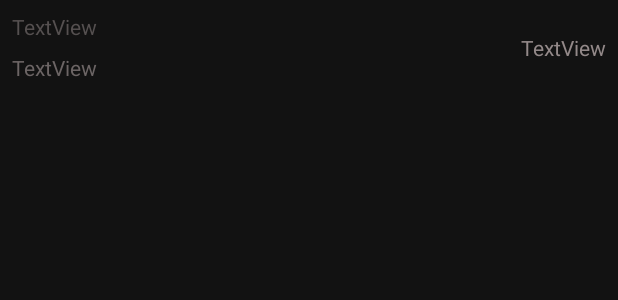
After one commit to SebastianGrosalski/RL-Questlog, an Android app: the layout quest_item.xml on its own in the app's theme, with its tools: preview values and no code run, on a phone screen of 412 x 824 dp. The commit adds this screen. Shown: the top 300 px of the screen. Run offline under Robolectric (Android 15) with nearby library versions, the phone set to English and light mode, and no system bars.

Commit message:
Added prepopulation-asset and recyclerview

```diff
--- a/app/src/main/java/com/example/questtask/repository/room/QuestDatabase.kt
+++ b/app/src/main/java/com/example/questtask/repository/room/QuestDatabase.kt
@@ -1,13 +1,12 @@
 package com.example.questtask.repository.room
 
 import android.content.Context
-import android.provider.ContactsContract
 import androidx.room.Database
 import androidx.room.Room
 import androidx.room.RoomDatabase
 import androidx.room.TypeConverters
 
-@Database(entities = [Quest::class], version = 1, exportSchema = false)
+@Database(entities = [Quest::class], version = 1, exportSchema = true)
 @TypeConverters(Converters::class)
 
 abstract class QuestDatabase : RoomDatabase(){
@@ -25,7 +24,7 @@ abstract val questDatabaseDao : QuestDao
                         context.applicationContext,
                         QuestDatabase::class.java,
                         "quest_database"
-                    )
+                    ).createFromAsset("funktionier.db")
                         .fallbackToDestructiveMigration()
                         .build()
                     INSTANCE = instance
--- a/app/src/main/java/com/example/questtask/util/Constants.kt
+++ b/app/src/main/java/com/example/questtask/util/Constants.kt
@@ -1,4 +1,6 @@
 package com.example.questtask.util
+
+import android.graphics.Color
 
 const val TIDINESS = "tidiness"
 const val KNOWLEDGE = "knowledge"
@@ -6,3 +8,5 @@ const val WORK = "work"
 const val HEALTH = "health"
 const val FITNESS = "fitness"
 const val DIET = "diet"
+
+const val VERY_EASY_COLOR = "#4CAF50"
--- a/app/src/main/res/layout/fragment_quests.xml
+++ b/app/src/main/res/layout/fragment_quests.xml
@@ -85,7 +85,8 @@
             app:layout_constraintBottom_toBottomOf="parent"
             app:layout_constraintEnd_toEndOf="parent"
             app:layout_constraintStart_toStartOf="parent"
-            app:layout_constraintTop_toBottomOf="@+id/underAppbar" />
+            app:layout_constraintTop_toBottomOf="@+id/underAppbar"
+            app:layoutManager="androidx.recyclerview.widget.LinearLayoutManager"/>
 
     </androidx.constraintlayout.widget.ConstraintLayout>
 </layout>
--- /dev/null
+++ b/app/src/main/res/layout/quest_item.xml
@@ -0,0 +1,41 @@
+<?xml version="1.0" encoding="utf-8"?>
+<androidx.constraintlayout.widget.ConstraintLayout
+    xmlns:android="http://schemas.android.com/apk/res/android"
+    xmlns:app="http://schemas.android.com/apk/res-auto"
+    xmlns:tools="http://schemas.android.com/tools"
+    android:layout_width="match_parent"
+    android:layout_height="match_parent">
+
+    <TextView
+        android:id="@+id/quest_title"
+        android:layout_width="wrap_content"
+        android:layout_height="wrap_content"
+        android:layout_marginStart="8dp"
+        android:layout_marginTop="8dp"
+        android:text="TextView"
+        android:textColor="#555050"
+        app:layout_constraintStart_toStartOf="parent"
+        app:layout_constraintTop_toTopOf="parent" />
+
+    <TextView
+        android:id="@+id/quest_desc_short"
+        android:layout_width="wrap_content"
+        android:layout_height="wrap_content"
+        android:layout_marginStart="8dp"
+        android:layout_marginTop="8dp"
+        android:text="TextView"
+        android:textColor="#6C6565"
+        app:layout_constraintStart_toStartOf="parent"
+        app:layout_constraintTop_toBottomOf="@+id/quest_title" />
+
+    <TextView
+        android:id="@+id/quest_pts"
+        android:layout_width="wrap_content"
+        android:layout_height="wrap_content"
+        android:layout_marginEnd="8dp"
+        android:text="TextView"
+        android:textColor="#938989"
+        app:layout_constraintBottom_toBottomOf="@+id/quest_desc_short"
+        app:layout_constraintEnd_toEndOf="parent"
+        app:layout_constraintTop_toTopOf="@+id/quest_title" />
+</androidx.constraintlayout.widget.ConstraintLayout>
--- a/app/src/main/res/values/colors.xml
+++ b/app/src/main/res/values/colors.xml
@@ -4,4 +4,5 @@
     <color name="colorPrimaryDark">#29cbcc</color>
     <color name="colorAccent">#03DAC5</color>
     <color name="navBar">#2e2e2e</color>
+    <color name="very_easy">#4CAF50</color>
 </resources>
```
Also changed, not shown: app/build.gradle (+10 -3 lines), app/src/main/java/com/example/questtask/repository/room/Data.kt (+8 -8 lines), app/src/main/java/com/example/questtask/repository/room/QuestDao.kt (+6 -1 lines), app/src/main/java/com/example/questtask/ui/quest/QuestFragment.kt (+9 -1 lines), app/src/main/java/com/example/questtask/ui/quest/QuestViewModel.kt (+16 -0 lines), app/src/main/java/com/example/questtask/ui/quest/recyclerview/QuestAdapter.kt (added, +52 -0 lines), 1 other file.
